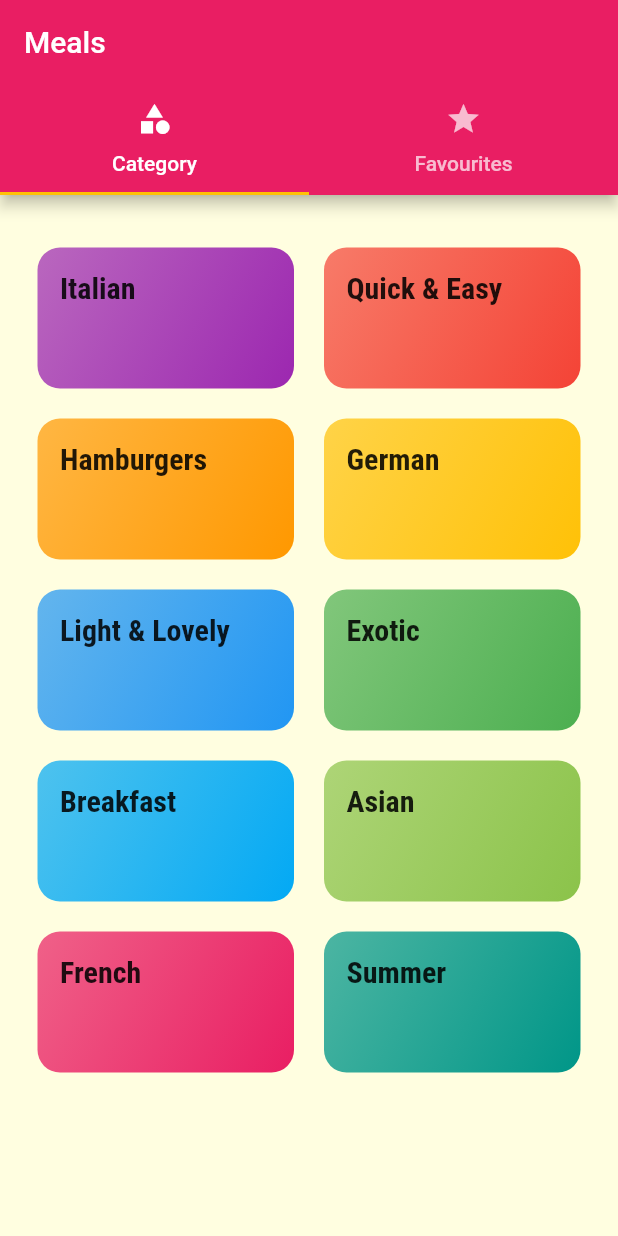
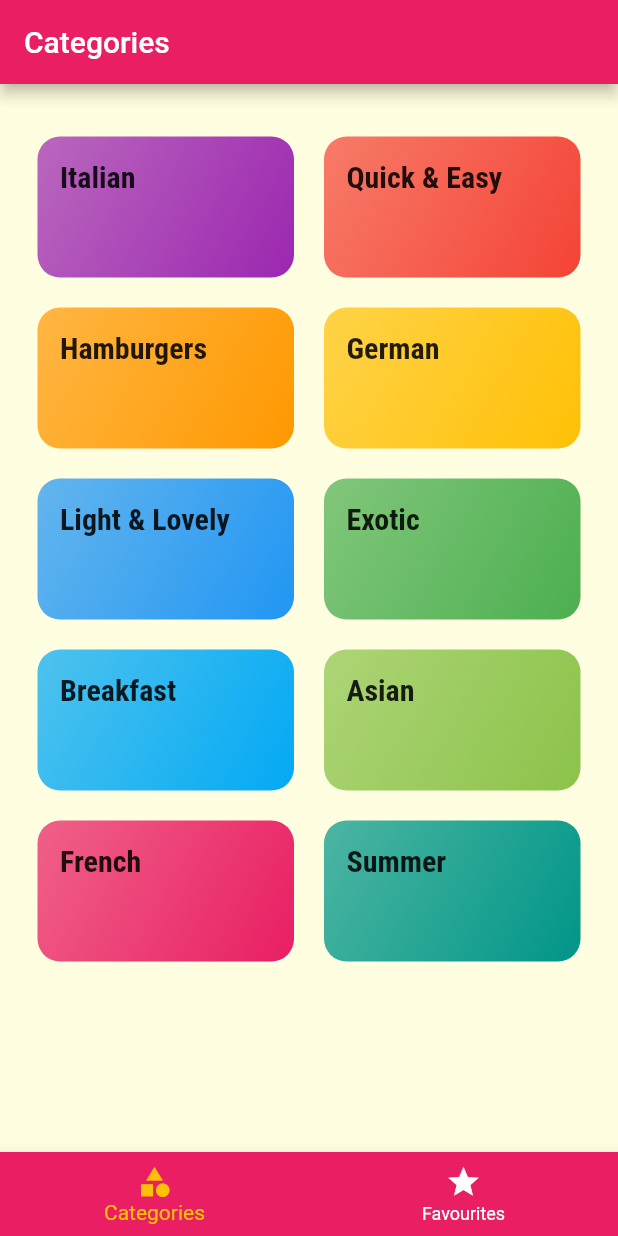
Before and after one commit to acybulska/Meals_App, a Flutter app: the screen it shows after launch, on a phone screen of 412 x 824 dp. Run offline on Flutter 3.47's test engine with Material 2 defaults, Android fonts, the phone set to English and light mode, and no system bars; Roboto replaces fonts that are missing (Railway).

```diff
--- a/lib/main.dart
+++ b/lib/main.dart
@@ -2,7 +2,6 @@ import 'package:flutter/material.dart';
 import './screens/tabs_screen.dart';
 import './screens/meal_detail_screen.dart';
 import './screens/category_meals_screen.dart';
-import './screens/categories_screen.dart';
 
 void main() => runApp(MyApp());
 
--- a/lib/screens/tabs_screen.dart
+++ b/lib/screens/tabs_screen.dart
@@ -1,4 +1,5 @@
 import 'package:flutter/material.dart';
+
 import './categories_screen.dart';
 import './favourites_screen.dart';
 
@@ -8,32 +9,47 @@ class TabsScreen extends StatefulWidget {
 }
 
 class _TabsScreenState extends State<TabsScreen> {
+  final List<Map<String, dynamic>> _pages = [
+    {
+      'page': CategoriesScreen(),
+      'title': 'Categories',
+    },
+    {
+      'page': FavouritesScreen(),
+      'title': 'Favourites',
+    }
+  ];
+  int _selectedPageIndex = 0;
+
+  void _selectPage(int index) {
+    setState(() {
+      _selectedPageIndex = index;
+    });
+  }
+
   @override
   Widget build(BuildContext context) {
-    return DefaultTabController(
-      length: 2,
-      child: Scaffold(
-        appBar: AppBar(
-          title: Text('Meals'),
-          bottom: TabBar(
-            tabs: [
-              Tab(
-                icon: Icon(Icons.category),
-                text: 'Category',
-              ),
-              Tab(
-                icon: Icon(Icons.star),
-                text: 'Favourites',
-              ),
-            ],
+    return Scaffold(
+      appBar: AppBar(
+        title: Text(_pages[_selectedPageIndex]['title']),
+      ),
+      body: _pages[_selectedPageIndex]['page'],
+      bottomNavigationBar: BottomNavigationBar(
+        onTap: _selectPage,
+        backgroundColor: Theme.of(context).primaryColor,
+        unselectedItemColor: Colors.white,
+        selectedItemColor: Theme.of(context).accentColor,
+        currentIndex: _selectedPageIndex,
+        items: [
+          BottomNavigationBarItem(
+            icon: Icon(Icons.category),
+            label: 'Categories',
           ),
-        ),
-        body: TabBarView(
-          children: [
-            CategoriesScreen(),
-            FavouritesScreen(),
-          ],
-        ),
+          BottomNavigationBarItem(
+            icon: Icon(Icons.star),
+            label: 'Favourites',
+          ),
+        ],
       ),
     );
   }
```
